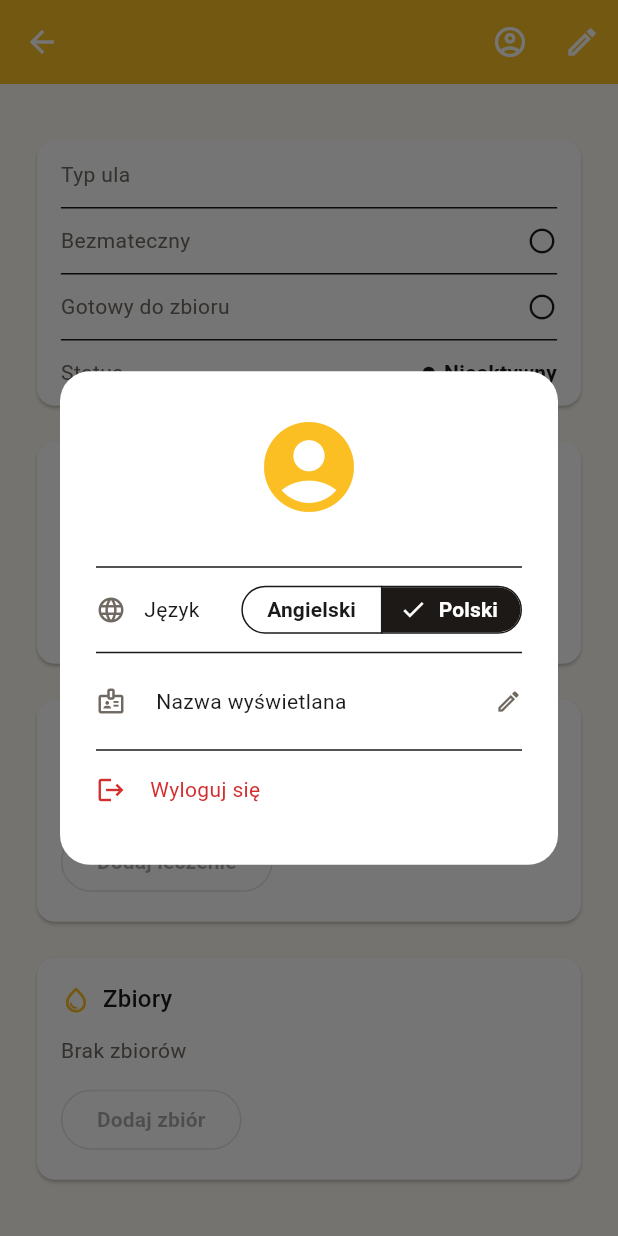
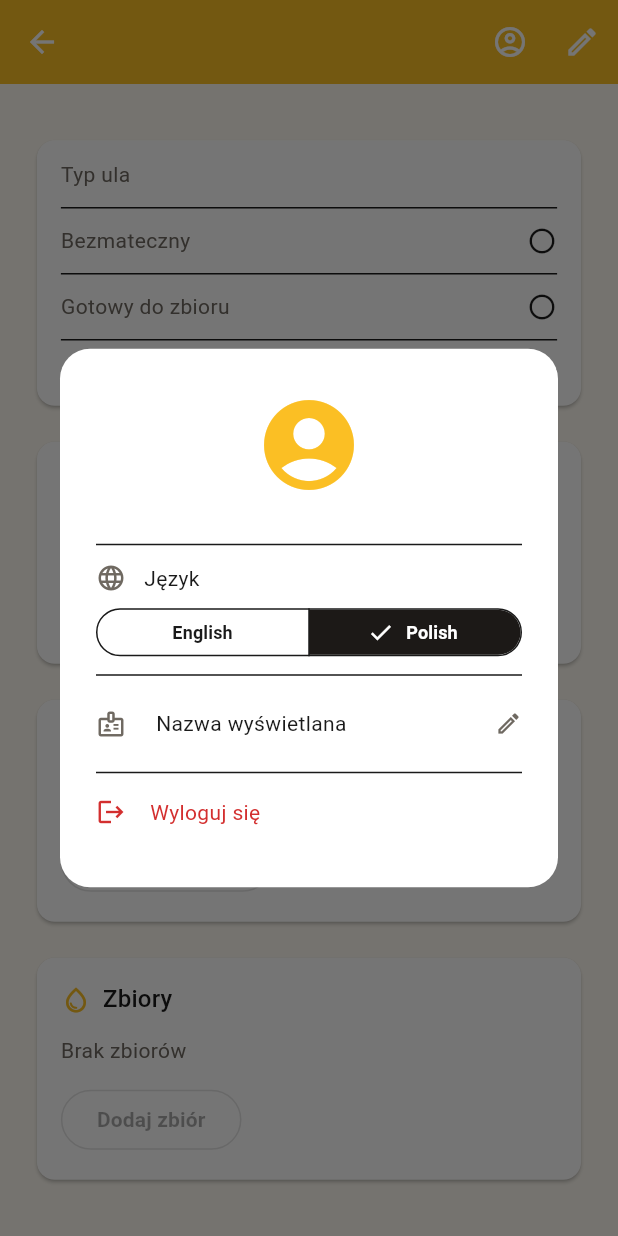
Before and after one commit to KamiLuc/BeeTrack, a Flutter app: the HiveDetailScreen screen opened directly with empty values, after a tap on the "account circle" icon, on a phone screen of 412 x 824 dp. Run offline on Flutter 3.47's test engine with Material 3 defaults, Android fonts, the phone set to English and light mode, and no system bars; our stand-ins replace dio, flutter_bloc, flutter_map, geolocator, latlong2, shared_preferences; accounts and stored records are empty; network calls fail.

Commit message:
fix(FE): fix language switcher overflow in profile dialog on small screens
Move SegmentedButton onto its own line below the Language label so it
stretches full width — no more overflow on narrow phones. Use full
"English" / "Polish" labels at font size 12.

Co-Authored-By: Claude Sonnet 4.6 <noreply@anthropic.com>

```diff
--- a/app/lib/core/widgets/profile_icon_button.dart
+++ b/app/lib/core/widgets/profile_icon_button.dart
@@ -143,19 +143,30 @@ class _ProfileDialogState extends State<_ProfileDialog> {
             const SizedBox(height: 12),
 
             // Language
+            Column(
+              crossAxisAlignment: CrossAxisAlignment.start,
+              children: [
                 Row(
                   children: [
                     Icon(Icons.language,
                         size: 20, color: colorScheme.onSurfaceVariant),
                     const SizedBox(width: 12),
                     Text(l10n.profileLanguage, style: textTheme.bodyMedium),
-                const Spacer(),
-                SegmentedButton<String>(
-                  segments: [
+                  ],
+                ),
+                const SizedBox(height: 10),
+                SizedBox(
+                  width: double.infinity,
+                  child: SegmentedButton<String>(
+                    segments: const [
                       ButtonSegment(
-                        value: 'en', label: Text(l10n.profileLanguageEn)),
+                          value: 'en',
+                          label: Text('English',
+                              style: TextStyle(fontSize: 12))),
                       ButtonSegment(
-                        value: 'pl', label: Text(l10n.profileLanguagePl)),
+                          value: 'pl',
+                          label: Text('Polish',
+                              style: TextStyle(fontSize: 12))),
                     ],
                     selected: {currentLocale.languageCode},
                     onSelectionChanged: (s) =>
@@ -163,6 +174,7 @@ class _ProfileDialogState extends State<_ProfileDialog> {
                     style: const ButtonStyle(
                       tapTargetSize: MaterialTapTargetSize.shrinkWrap,
                       visualDensity: VisualDensity.compact,
+                    ),
                   ),
                 ),
               ],
```
Lines whose indentation alone changed are shown as unchanged.
